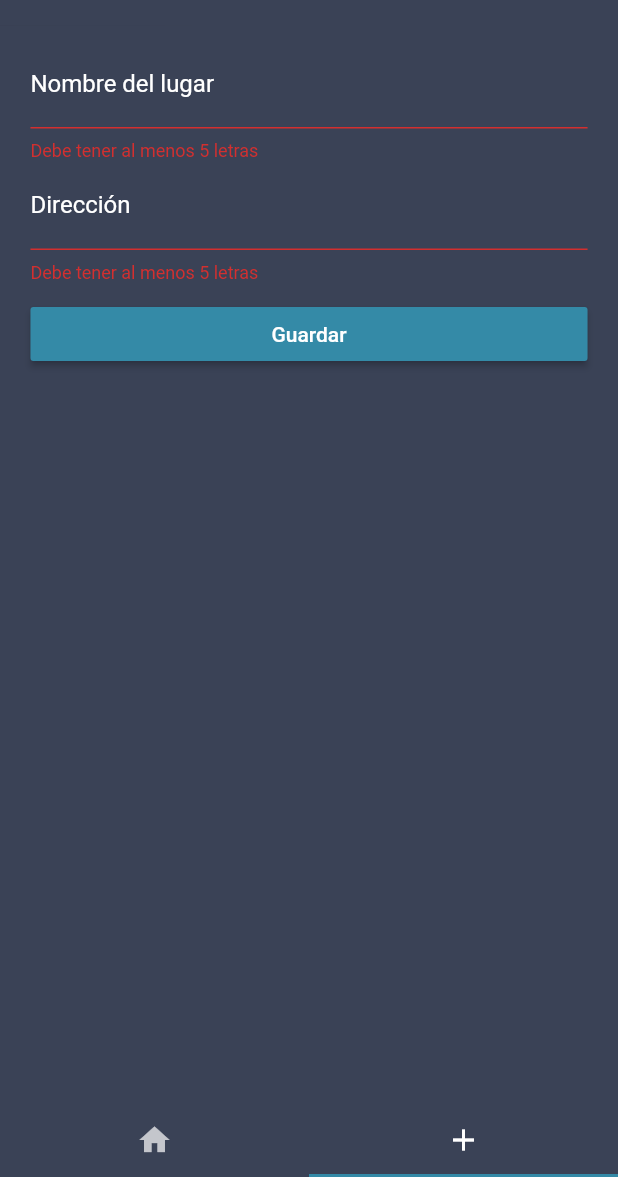
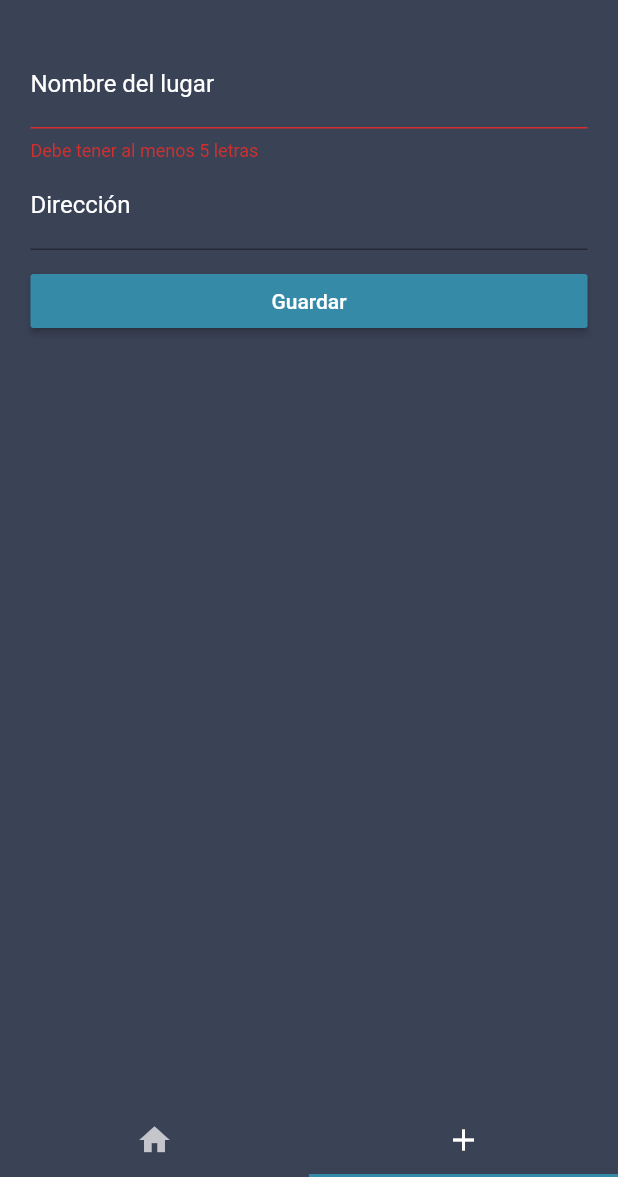
Before and after one commit to saulenriquejr/Inventory, a Flutter app: the screen it shows after launch, tab 2 chosen, after a tap on "Guardar", on a phone screen of 412 x 824 dp, the part 59-1236 px from its top. Run offline on Flutter 3.47's test engine with Material 2 defaults, Android fonts, the phone set to English and light mode, and no system bars.

Commit message:
added auto routing after creating new establishment

```diff
--- a/lib/main.dart
+++ b/lib/main.dart
@@ -23,8 +23,7 @@ class _MyAppState extends State<App> {
               primaryColor: Color.fromRGBO(58, 66, 86, 1.0),
               accentColor: Color.fromRGBO(52, 138, 167, 1.0)),
           routes: {
-            '/': (BuildContext context) =>
-                EstablishmentAdminPage(title: 'Establecimientos')
+            '/': (BuildContext context) => EstablishmentAdminPage(title: 'Establecimientos')
           },
         ));
   }
--- a/lib/pages/establishment_edit.dart
+++ b/lib/pages/establishment_edit.dart
@@ -49,11 +49,11 @@ class _EstablishmentEditPage extends State<EstablishmentEditPage> {
             labelText: 'Dirección',
             labelStyle:
                 TextStyle(color: Colors.white, fontWeight: FontWeight.normal)),
-        validator: (String value) {
-          if (value.isEmpty || value.length < 5) {
-            return 'Debe tener al menos 5 letras';
-          }
-        },
+        // validator: (String value) {
+        //   if (value.isEmpty || value.length < 5) {
+        //     return 'Debe tener al menos 5 letras';
+        //   }
+        // },
         onSaved: (String value) {
           _formData.address = value;
         },
@@ -68,6 +68,8 @@ class _EstablishmentEditPage extends State<EstablishmentEditPage> {
     _formKey.currentState.save();
 
     addEstablishment(_formData.name, _formData.address);
+
+    Navigator.pushReplacementNamed(context, '/');
   }
 
   Widget _buildSubmitButton() {
--- a/lib/widgets/tile_default.dart
+++ b/lib/widgets/tile_default.dart
@@ -28,7 +28,7 @@ class TileDefault extends StatelessWidget {
           ],
         ),
         trailing:
-            Icon(Icons.keyboard_arrow_right, color: Colors.white, size: 30.0));
+            Icon(Icons.edit, color: Colors.white, size: 30.0));
   }
 
 }
```
